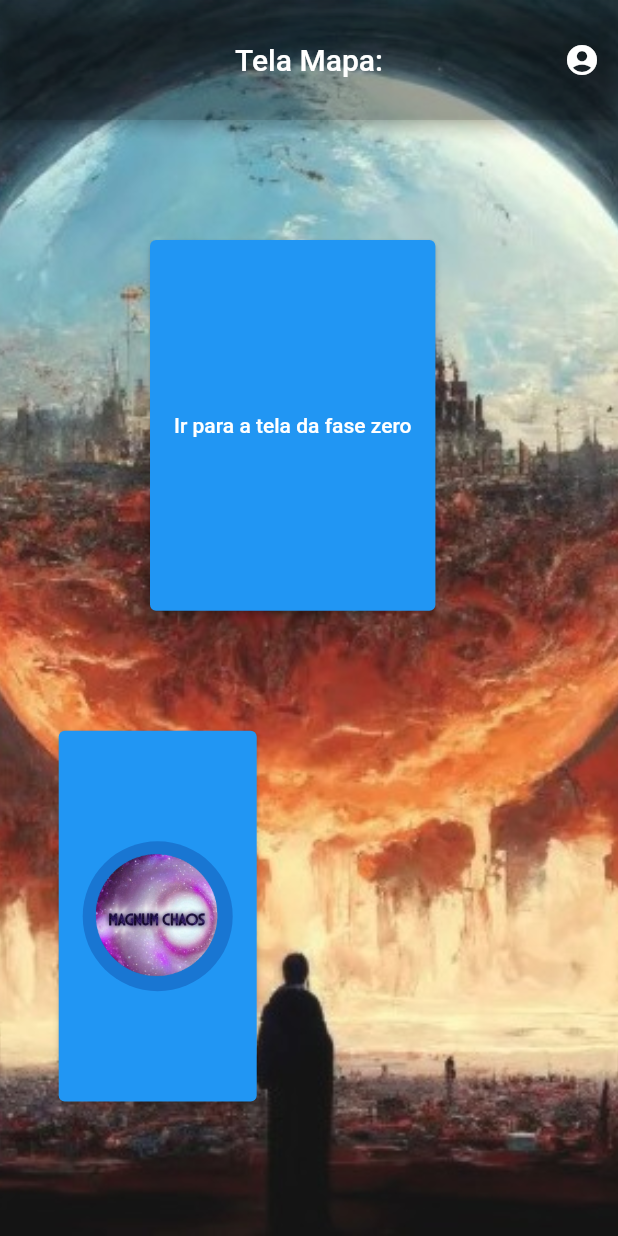
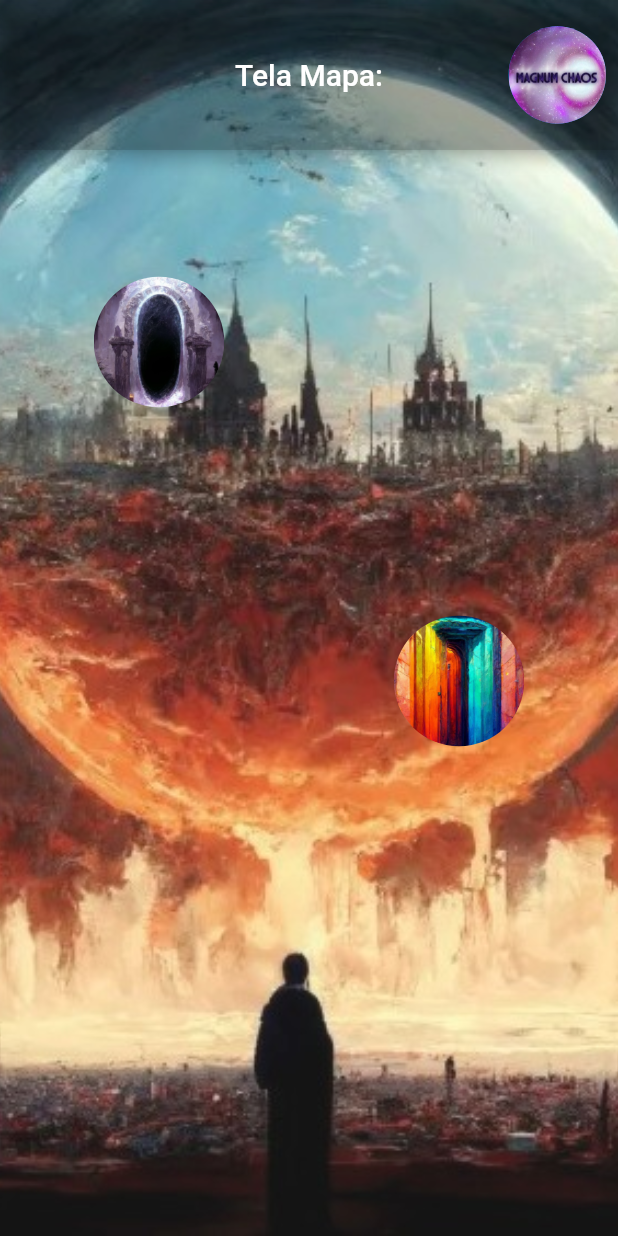
Before and after one commit to SophiaSilveira/Final_Projet_AppII, a Flutter app: the MapPage screen opened directly, on a phone screen of 412 x 824 dp. Run offline on Flutter 3.47's test engine with Material 2 defaults, Android fonts, the phone set to English and light mode, and no system bars; our stand-ins replace modal_bottom_sheet.

Commit message:
icons map page

```diff
--- a/magnum_chaos/lib/telas/mapPage.dart
+++ b/magnum_chaos/lib/telas/mapPage.dart
@@ -6,9 +6,8 @@ import 'package:flutter/src/widgets/framework.dart';
 import 'package:magnum_chaos/telas/gainsPage.dart';
 import 'package:magnum_chaos/telas/phase_one/introductionPage.dart';
 import 'package:magnum_chaos/telas/phase_zero/zeroPage.dart';
-import 'package:modal_bottom_sheet/modal_bottom_sheet.dart' show showBarModalBottomSheet;
-
-
+import 'package:modal_bottom_sheet/modal_bottom_sheet.dart'
+    show showBarModalBottomSheet;
 
 class MapPage extends StatefulWidget {
   const MapPage({super.key});
@@ -33,22 +32,33 @@ class _MapPageState extends State<MapPage> {
         appBar: AppBar(
           title: Text("Tela Mapa:"),
           automaticallyImplyLeading: false,
-          toolbarHeight: 80,
+          toolbarHeight: 100,
           centerTitle: true,
-          backgroundColor: Colors.black12,//Color(0xff0A6D92),
+          backgroundColor: Colors.black12, //Color(0xff0A6D92),
           actions: [
             IconButton(
-              icon: const Icon(
+              icon: CircleAvatar(
+                radius: 50,
+                backgroundImage: AssetImage('assets/logo/logoRedondo.png'),
+              ),
+              iconSize: 65,
+
+              //color: Colors.white,
+              /*const Icon(
                 Icons.account_circle_rounded,
                 color: Colors.white,
-              ),
+              ),*/
               onPressed: () {
-                showBarModalBottomSheet(context: context, builder: (context) => GainsPage());
+                showBarModalBottomSheet(
+                    context: context, builder: (context) => GainsPage());
               },
             ),
           ],
         ),
-        body: fases(context),
+        body: Container(
+          alignment: Alignment.center,
+          child: fases(context),
+          ),
       ),
     );
   }
@@ -58,35 +68,60 @@ class _MapPageState extends State<MapPage> {
     return Column(
       children: [
         Container(
-            height: MediaQuery.of(context).size.height * 0.3,
-            margin: EdgeInsets.only(top: 80, left: 100),
-            child: ElevatedButton(
-              child: Text("Ir para a tela da fase zero"),
-              onPressed: (){
+          margin: EdgeInsets.only(top: 25, right: 200),
+          height: MediaQuery.of(context).size.height * 0.25,
+          width: MediaQuery.of(context).size.width * 0.25,
+          child: IconButton(
+            onPressed: () {
               Navigator.push(
                   context,
-                  MaterialPageRoute(builder: ((context) => ZeroPage()))
-                );
+                  MaterialPageRoute(
+                      builder: ((context) => const ZeroPage())));
             },
+            icon: CircleAvatar(
+              radius: 100,
+              backgroundImage: AssetImage('assets/image/portal_preto.png'),
+              backgroundColor: Colors.transparent,
+            ),
           ),
         ),
         Container(
-          height: MediaQuery.of(context).size.height * 0.3,
-          margin: EdgeInsets.only(top: 80, right: 80),
-            child: ElevatedButton(
-              child: _isButtonDisabled ? null : const CircleAvatar(
-                radius: 50,
-                backgroundImage: AssetImage('assets/logo/logoRedondo.png'),
-              ),
-              onPressed: _isButtonDisabled ? null : (){
+          margin: EdgeInsets.only(top: 20,left: 200),
+          height: MediaQuery.of(context).size.height * 0.25,
+          width: MediaQuery.of(context).size.width * 0.25,
+          child: _isButtonDisabled ? null : IconButton(
+            onPressed: () {
               Navigator.push(
                   context,
-                  MaterialPageRoute(builder: ((context) => const IntroductonPage()))
-                );
+                  MaterialPageRoute(
+                      builder: ((context) => const IntroductonPage())));
             },
+            icon: CircleAvatar(
+              radius: 100,
+              backgroundImage: AssetImage('assets/image/portal_quadrado.png'),
+              backgroundColor: Colors.transparent,
+            ),
           ),
         ),
       ],
     );
   }
 }
+
+/*ElevatedButton(
+            style: ElevatedButton.styleFrom(
+              primary: Colors.transparent,
+              onPrimary: Colors.transparent,
+
+            ),
+            onPressed: (){
+              Navigator.push(
+                context,
+                MaterialPageRoute(builder: ((context) => const IntroductonPage()))
+              );
+            },
+            child: const CircleAvatar(
+              radius: 50,
+              backgroundImage: AssetImage('assets/logo/logoRedondo_700.png'),
+            ),
+          ),*/
--- a/magnum_chaos/pubspec.yaml
+++ b/magnum_chaos/pubspec.yaml
@@ -72,7 +72,10 @@ flutter:
   # To add assets to your application, add an assets section, like this:
   assets:
     - assets/logo/logoRedondo.png
+    - assets/logo/logoRedondo_700.png
     - assets/image/mapa.jpeg
+    - assets/image/portal_preto.png
+    - assets/image/portal_quadrado.png
 
   # An image asset can refer to one or more resolution-specific "variants", see
   # https://flutter.dev/assets-and-images/#resolution-aware
```
Also changed, not shown: magnum_chaos/assets/image/portal_quadrado.png (added). Lines whose indentation alone changed are shown as unchanged.
